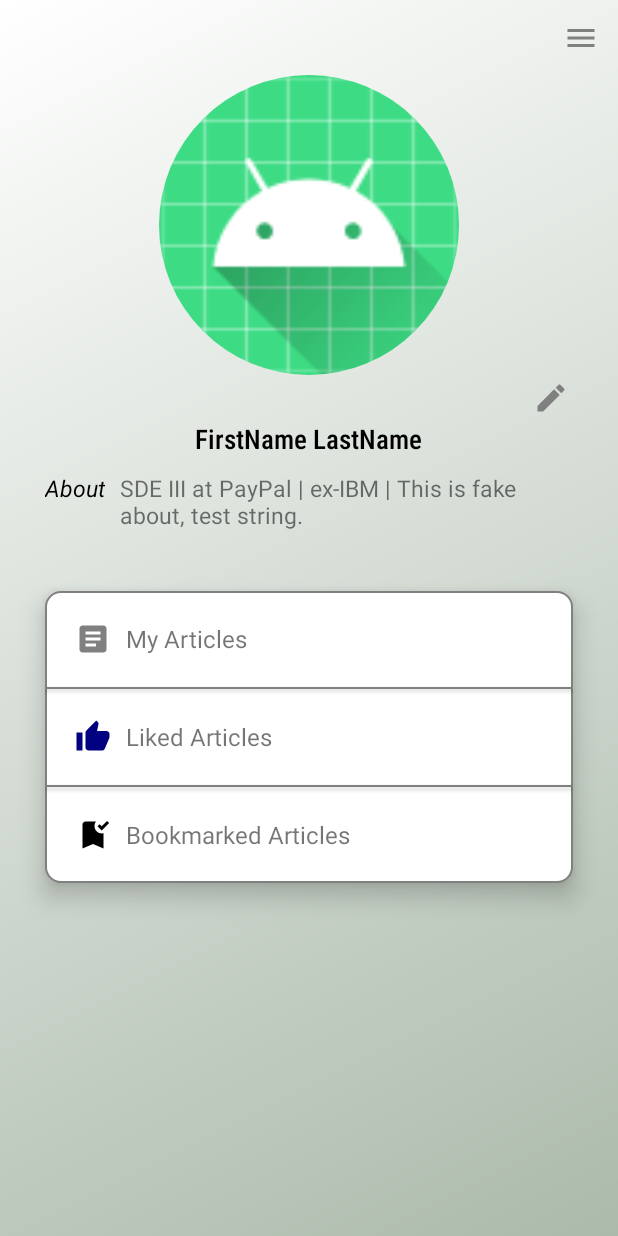
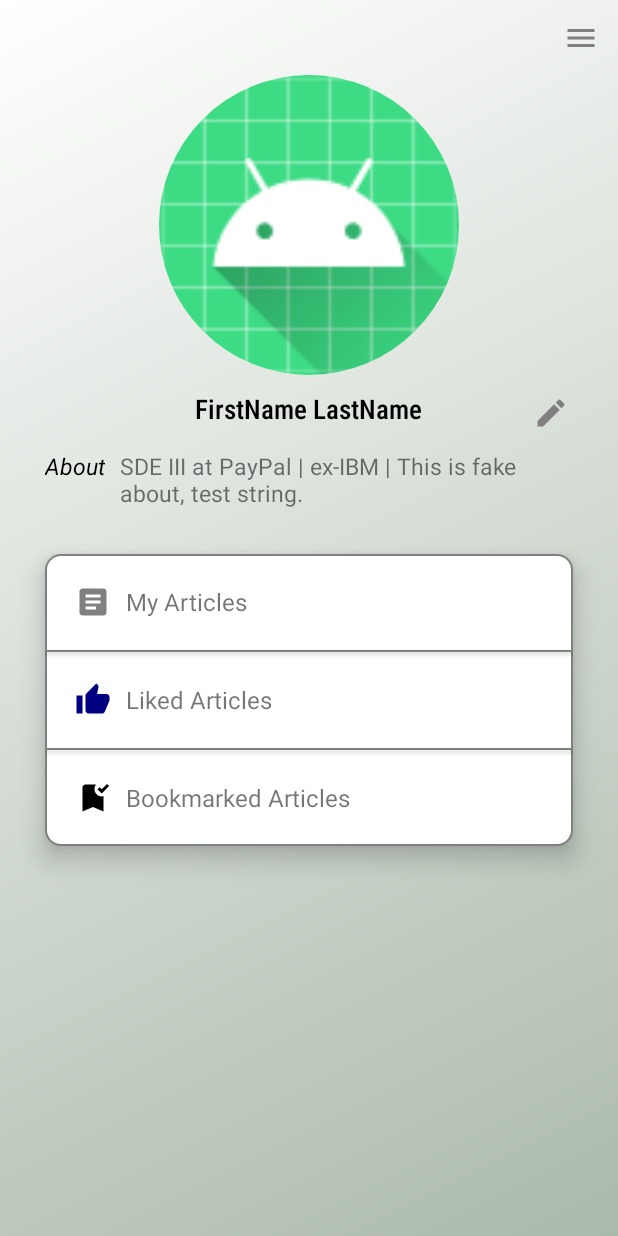
Before and after one commit to Naved-Ansari-0/ShortPost-Articles, an Android app: the layout fragment_profile.xml on its own in the app's theme, with its tools: preview values and no code run, on a phone screen of 412 x 824 dp. Run offline under Robolectric (Android 15) with nearby library versions, the phone set to English and light mode, and no system bars.

Commit message:
Added option to change profile picture

```diff
--- a/app/src/main/res/layout/fragment_profile.xml
+++ b/app/src/main/res/layout/fragment_profile.xml
@@ -37,18 +37,16 @@
                     android:elevation="5dp"
                     android:id="@+id/userImage"/>
 
-                <ImageButton
-                    style="@style/imageButton"
-                    android:src="@drawable/baseline_edit_24"
-                    android:stateListAnimator="@animator/image_button_animation"
-                    android:layout_marginEnd="30dp"
-                    android:layout_gravity="right"
-                    android:id="@+id/editDetailsButton"/>
+                <RelativeLayout
+                    android:layout_width="match_parent"
+                    android:layout_height="wrap_content"
+                    android:layout_marginVertical="10dp"
+                    android:layout_marginHorizontal="20dp">
 
                     <TextView
                         android:layout_width="wrap_content"
                         android:layout_height="wrap_content"
-                    android:layout_marginHorizontal="30dp"
+                        android:layout_centerHorizontal="true"
                         android:text="FirstName LastName"
                         android:textColor="@color/black"
                         android:textSize="18sp"
@@ -56,10 +54,19 @@
                         android:layout_gravity="center"
                         android:id="@+id/userName"/>
 
+                    <ImageButton
+                        style="@style/imageButton"
+                        android:src="@drawable/baseline_edit_24"
+                        android:stateListAnimator="@animator/image_button_animation"
+                        android:layout_alignParentEnd="true"
+                        android:layout_marginEnd="10dp"
+                        android:id="@+id/editDetailsButton"/>
+
+                </RelativeLayout>
+
                 <LinearLayout
                     android:layout_width="match_parent"
                     android:layout_height="wrap_content"
-                    android:layout_marginVertical="10dp"
                     android:layout_marginHorizontal="30dp">
 
                     <TextView
```
Also changed, not shown: app/src/main/java/com/example/login/home/ProfileFragment.kt (+27 -1 lines). Lines whose indentation alone changed are shown as unchanged.
